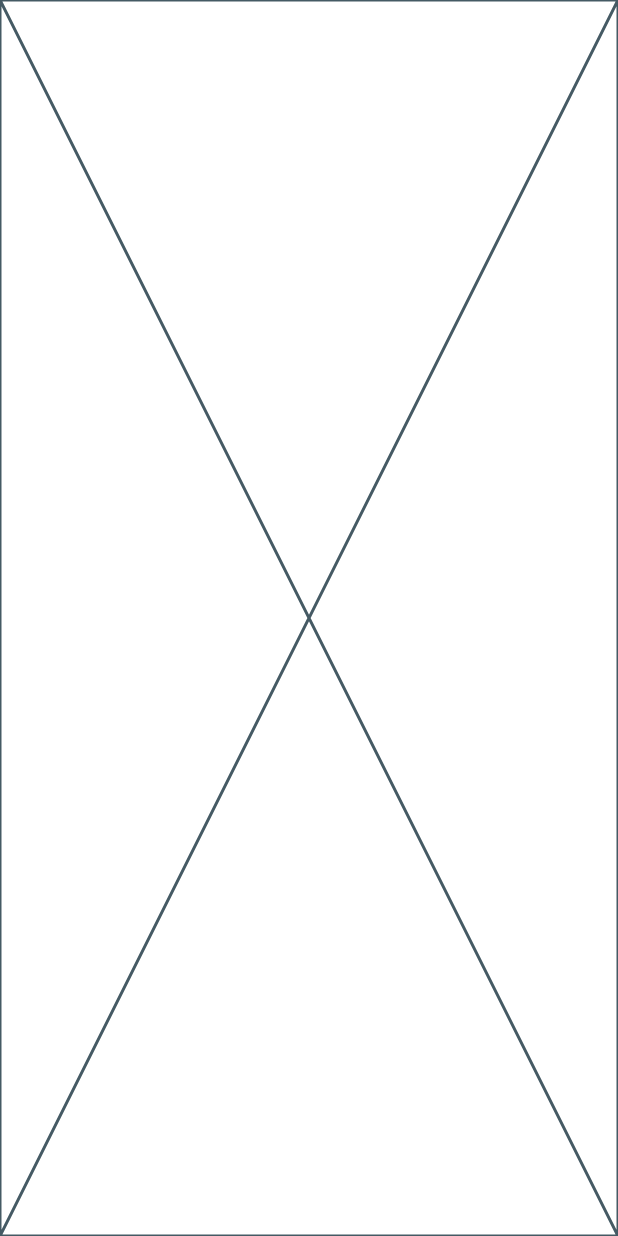
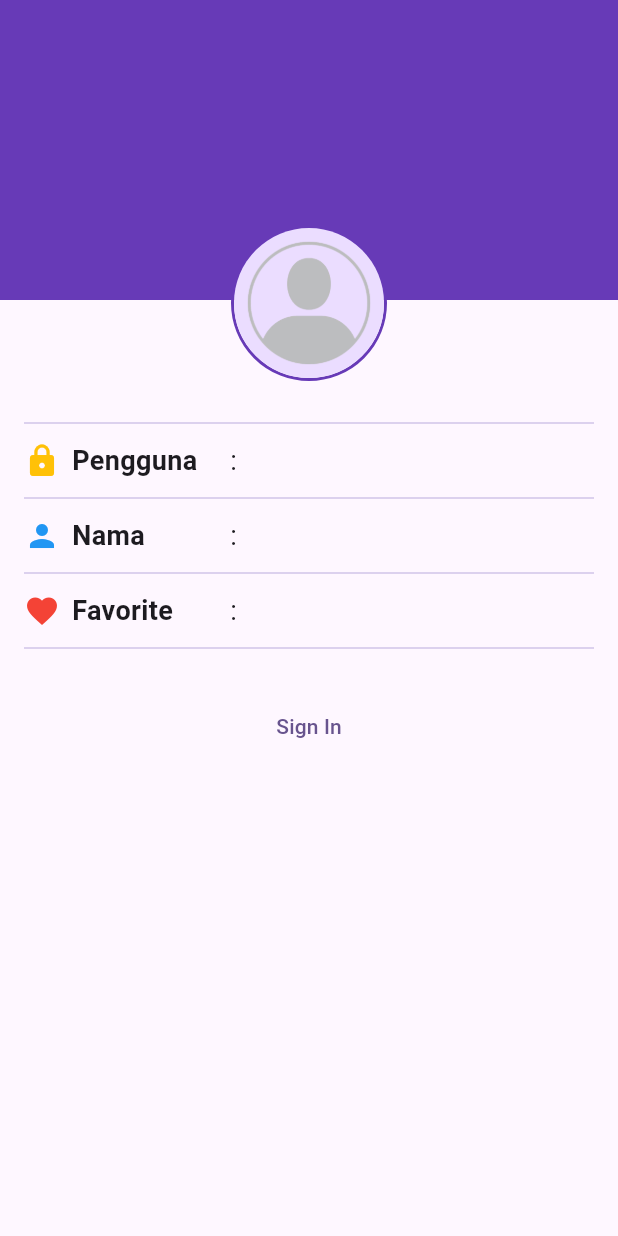
Before and after one commit to Ferdiansyahumdp/wisata_candi_Ferdi, a Flutter app: the screen it shows after launch, on a phone screen of 412 x 824 dp. Run offline on Flutter 3.47's test engine with Material 2 defaults, Android fonts, the phone set to English and light mode, and no system bars.

Commit message:
commite 2
profile screen

```diff
--- a/lib/data/candi_data.dart
+++ b/lib/data/candi_data.dart
@@ -1,4 +1,4 @@
-import 'package:wisata_candi/models/candi.dart';
+import 'package:wisata_candi/model/candi.dart';
 
 var candiList = [
   Candi(
--- a/lib/main.dart
+++ b/lib/main.dart
@@ -1,4 +1,9 @@
 import 'package:flutter/material.dart';
+import 'package:wisata_candi/data/candi_data.dart';
+import 'package:wisata_candi/screens/detail_screens.dart';
+import 'package:wisata_candi/screens/profile_screen.dart';
+
+
 
 void main() {
   runApp(const MyApp());
@@ -11,20 +16,13 @@ class MyApp extends StatelessWidget {
   @override
   Widget build(BuildContext context) {
     return MaterialApp(
-      title: 'Flutter Demo',
+      title: 'Wisata Candi',
       theme: ThemeData(
         colorScheme: ColorScheme.fromSeed(seedColor: Colors.deepPurple),
         useMaterial3: true,
       ),
-      home: DetailScreen(),
+     home:  ProfilScreen(),
+     // home: DetailScreen(candi: candiList[0]),
     );
   }
 }
-class DetailScreen extends StatelessWidget {
-  const DetailScreen ({super.key});
-
-  @override
-  Widget build(BuildContext context) {
-    return const Placeholder();
-  }
-}
--- /dev/null
+++ b/lib/model/candi.dart
@@ -0,0 +1,22 @@
+class Candi {
+  final String name;
+  final String location;
+  final String description;
+  final String built;
+  final String type;
+  final String imageAsset;
+  final List<String> imageUrls;
+  bool isFavorite;
+
+  Candi({
+    required this.name,
+    required this.location,
+    required this.description,
+    required this.built,
+    required this.type,
+    required this.imageAsset,
+    required this.imageUrls,
+    this.isFavorite = false,
+  });
+
+}
--- /dev/null
+++ b/lib/screens/profile_screen.dart
@@ -0,0 +1,154 @@
+import 'package:flutter/material.dart';
+
+class ProfilScreen extends StatefulWidget {
+  const ProfilScreen({super.key});
+
+  @override
+  State<ProfilScreen> createState() => _ProfilScreenState();
+}
+class _ProfilScreenState extends State<ProfilScreen> {
+  // TODO: 1. Deklarasikan variabel yang dibutuhkan
+  bool isSignedIn = false;
+  String fullName = '';
+  String userName = '';
+  int favoriteCandiCount = 0;
+
+  // TODO: 5. Implementasi fungsi singin
+  void signIn () {
+    setState(() {
+      isSignedIn = !isSignedIn;
+    });
+  }
+  // TODO: 6. Implementasi fungsi singout
+  void signOut () {
+    setState(() {
+      isSignedIn = !isSignedIn;
+    });
+  }
+
+  @override
+  Widget build(BuildContext context) {
+    return Scaffold(
+      body: Stack(
+        children: [
+          Container(
+            height: 200, width: double.infinity, color: Colors.deepPurple,
+          ),
+          Padding(
+            padding: const EdgeInsets.symmetric(horizontal:16),
+            child: Column(
+              children: [
+                // TODO: 2. Buat bagian ProfilHeader yang berisi gambar profil
+                Align(
+                  alignment: Alignment.topCenter,
+                  child: Padding(
+                    padding: const EdgeInsets.only(top: 200 - 50),
+                    child: Stack(
+                      alignment: Alignment.bottomRight,
+                      children: [
+                        Container(
+                          decoration: BoxDecoration(
+                            border: Border.all(color: Colors.deepPurple, width: 2),
+                            shape: BoxShape.circle,
+                          ),
+                          child: CircleAvatar(
+                            radius: 50,
+                            backgroundImage: AssetImage('images/placeholder_image.png'),
+                          ),
+                        ),
+                        if(isSignedIn)
+                          IconButton(
+                            onPressed: () {},
+                            icon: Icon(Icons.camera_alt, color: Colors.deepPurple[50],),
+                          ),
+                      ],
+                    ),
+                  ),
+                ),
+                // TODO: 3. Buat bagian profilInfo yang berisi info profil
+                SizedBox(height: 20),
+                Divider(color: Colors.deepPurple[100]),
+                SizedBox(height: 4),
+                Row(
+                  children: [
+                    SizedBox(width: MediaQuery.of(context).size.width / 3,
+                      child: Row(
+                        children:[
+                          Icon(Icons.lock, color: Colors.amber),
+                          SizedBox(width: 8),
+                          Text('Pengguna', style: TextStyle(
+                            fontSize: 18, fontWeight: FontWeight.bold,
+                          ),),
+                        ],
+                      ),),
+                    Expanded(
+                      child: Text(': $userName', style: TextStyle(
+                          fontSize: 18
+                      ),),
+                    ),
+                  ],
+                ),
+                SizedBox(height: 4),
+                Divider(color: Colors.deepPurple[100]),
+                SizedBox(height: 4),
+                Row(
+                  children: [
+                    SizedBox(width: MediaQuery.of(context).size.width / 3,
+                      child: Row(
+                        children:[
+                          Icon(Icons.person, color: Colors.blue),
+                          SizedBox(width: 8),
+                          Text('Nama', style: TextStyle(
+                            fontSize: 18, fontWeight: FontWeight.bold,
+                          ),),
+                        ],
+                      ),),
+                    Expanded(
+                      child: Text(': $fullName', style: TextStyle(
+                          fontSize: 18
+                      ),),
+                    ),
+                    if(isSignedIn) Icon(Icons.edit),
+                  ],
+                ),
+                SizedBox(height: 4),
+                Divider(color: Colors.deepPurple[100]),
+                SizedBox(height: 4),
+                Row(
+                  children: [
+                    SizedBox(width: MediaQuery.of(context).size.width / 3,
+                      child: Row(
+                        children:[
+                          Icon(Icons.favorite, color: Colors.red),
+                          SizedBox(width: 8),
+                          Text('Favorite', style: TextStyle(
+                            fontSize: 18, fontWeight: FontWeight.bold,
+                          ),),
+                        ],
+                      ),),
+                    Expanded(
+                      child: Text(': $fullName', style: TextStyle(
+                          fontSize: 18
+                      ),),
+                    ),
+                    if(isSignedIn) Icon(Icons.edit),
+                  ],
+                ),
+                // TODO: 4. Buat ProfilActions yang berisi TextButton sign in/out
+                SizedBox(height: 4),
+                Divider(color: Colors.deepPurple[100]),
+                SizedBox(height: 20),
+                isSignedIn ? TextButton(
+                    onPressed: signOut,
+                    child: Text('Sign Out'))
+                    : TextButton(
+                    onPressed: signIn,
+                    child: Text('Sign In')),
+              ],
+            ),
+          ),
+        ],
+      ),
+    );
+  }
+}
--- a/pubspec.yaml
+++ b/pubspec.yaml
@@ -19,7 +19,7 @@ publish_to: 'none' # Remove this line if you wish to publish to pub.dev
 version: 1.0.0+1
 
 environment:
-  sdk: '>=3.1.0 <4.0.0'
+  sdk: '>=3.1.3 <4.0.0'
 
 # Dependencies specify other packages that your package needs in order to work.
 # To automatically upgrade your package dependencies to the latest versions
@@ -35,6 +35,7 @@ dependencies:
   # The following adds the Cupertino Icons font to your application.
   # Use with the CupertinoIcons class for iOS style icons.
   cupertino_icons: ^1.0.2
+  cached_network_image: ^3.3.0
 
 dev_dependencies:
   flutter_test:
@@ -62,6 +63,8 @@ flutter:
   # assets:
   #   - images/a_dot_burr.jpeg
   #   - images/a_dot_ham.jpeg
+  assets:
+    - images/
 
   # An image asset can refer to one or more resolution-specific "variants", see
   # https://flutter.dev/assets-and-images/#resolution-aware
```
Also changed, not shown: lib/screens/detail_screens.dart (added, +187 -0 lines), pubspec.lock, 3 other files.
